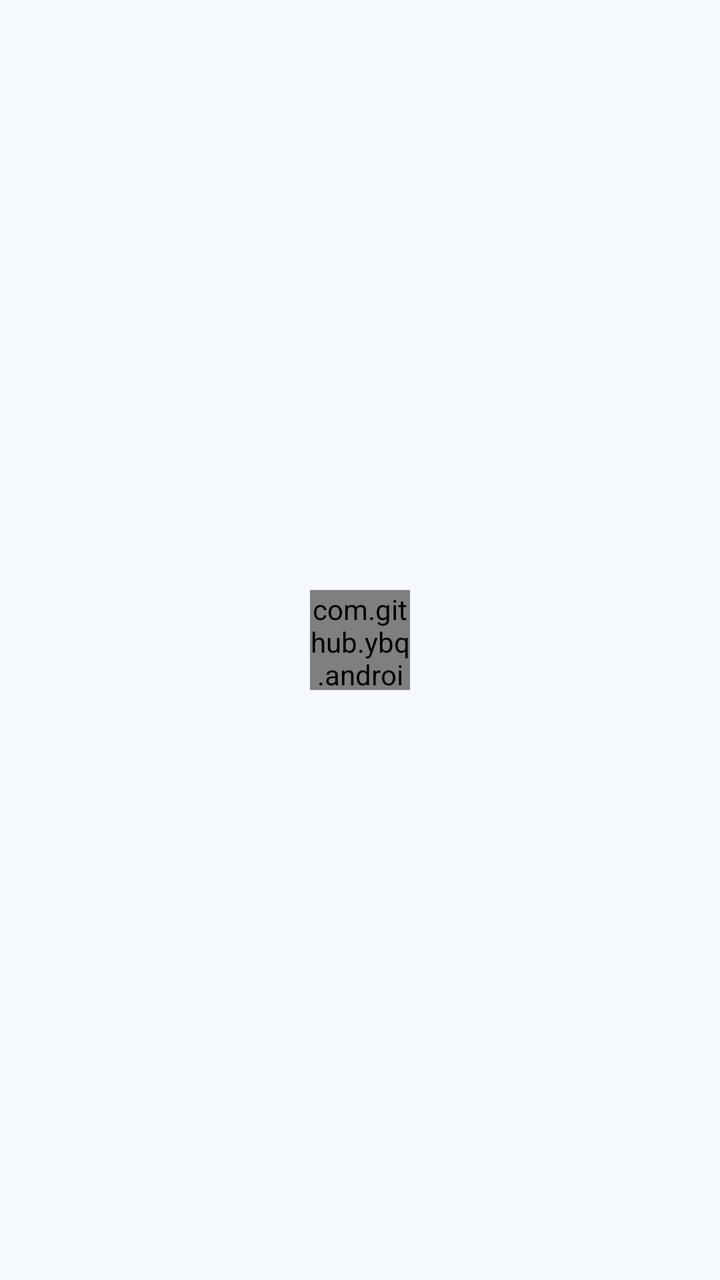
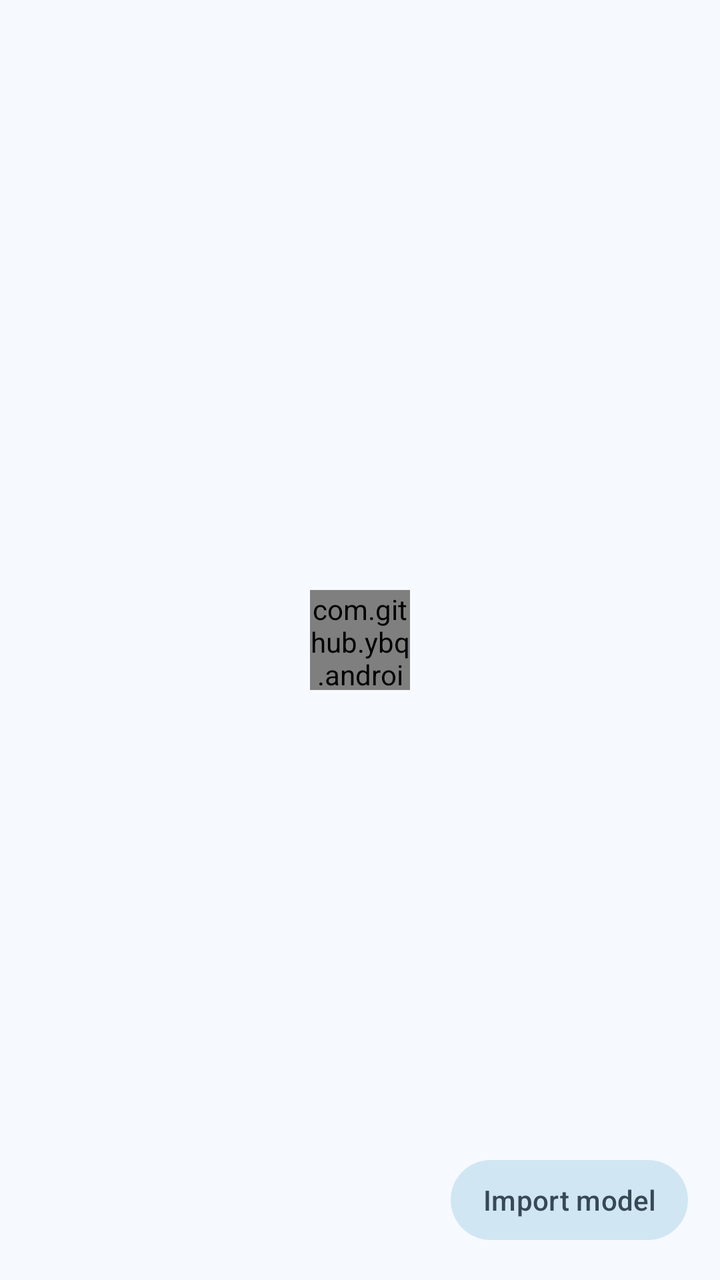

Compare the two renders of this Android layout. The source of the first and the diff that turns it into the second are given below.
<!-- AndroidManifest.xml: application theme AppTheme -->
<!-- res/layout/fragment_model_market.xml -->
<?xml version="1.0" encoding="utf-8"?>
<androidx.constraintlayout.widget.ConstraintLayout xmlns:android="http://schemas.android.com/apk/res/android"
    xmlns:app="http://schemas.android.com/apk/res-auto"
    xmlns:tools="http://schemas.android.com/tools"
    android:id="@+id/model_market_root_layout"
    android:layout_width="match_parent"
    android:layout_height="match_parent"
    tools:context=".modelmarket.ModelMarketFragment">

    <androidx.recyclerview.widget.RecyclerView
        android:id="@+id/model_market_recycler_view"
        android:layout_width="match_parent"
        android:layout_height="match_parent"
        android:clipToPadding="false"
        android:paddingBottom="8dp"
        android:visibility="gone"
        app:layout_constraintTop_toTopOf="parent"
        app:layout_constraintBottom_toBottomOf="parent"/>

    <com.github.ybq.android.spinkit.SpinKitView
        android:id="@+id/model_market_loading_view"
        android:layout_width="50dp"
        android:layout_height="50dp"
        style="@style/SpinKitView.Large.FadingCircle"
        app:SpinKit_Color="?attr/colorPrimary"
        app:layout_constraintTop_toTopOf="parent"
        app:layout_constraintBottom_toBottomOf="parent"
        app:layout_constraintStart_toStartOf="parent"
        app:layout_constraintEnd_toEndOf="parent" />

    <RelativeLayout
        android:id="@+id/model_market_failed_view"
        android:visibility="gone"
        android:layout_width="match_parent"
        android:layout_height="match_parent"
        app:layout_constraintTop_toTopOf="parent"
        app:layout_constraintBottom_toBottomOf="parent">
        
        <TextView
            android:id="@+id/tv_error_text"
            android:layout_width="wrap_content"
            android:layout_height="wrap_content"
            android:layout_marginStart="30dp"
            android:layout_marginEnd="30dp"
            android:layout_centerInParent="true"
            android:textSize="16sp"
            android:text="@string/loading_failed_click_tor_retry"/>
            
    </RelativeLayout>

    <RelativeLayout
        android:id="@+id/model_market_empty_view"
        android:visibility="gone"
        android:layout_width="wrap_content"
        android:layout_height="wrap_content"
        app:layout_constraintTop_toTopOf="parent"
        app:layout_constraintBottom_toBottomOf="parent"
        app:layout_constraintStart_toStartOf="parent"
        app:layout_constraintEnd_toEndOf="parent"
        tools:visibility="visible">
        
        <ImageView
            android:id="@+id/iv_no_filtered_models"
            android:layout_width="200dp"
            android:layout_height="200dp"
            app:srcCompat="@drawable/no_models"
            android:layout_centerHorizontal="true"
            app:tint="?colorOnSurfaceVariant"/>
        
        <TextView
            android:id="@+id/tv_no_filtered_models_title"
            android:layout_width="wrap_content"
            android:layout_height="wrap_content"
            android:layout_centerHorizontal="true"
            android:layout_below="@id/iv_no_filtered_models"
            android:layout_marginTop="-30dp"
            android:textSize="18sp"
            android:textStyle="bold"
            android:text="@string/no_filtered_models_title"/>
        
        <TextView
            android:id="@+id/tv_no_filtered_models_message"
            android:layout_width="wrap_content"
            android:layout_height="wrap_content"
            android:layout_centerHorizontal="true"
            android:layout_below="@id/tv_no_filtered_models_title"
            android:layout_margin="16dp"
            android:textSize="14sp"
            android:gravity="center"
            android:text="@string/no_filtered_models_message"/>
        
        <com.google.android.material.button.MaterialButton
            android:id="@+id/btn_clear_filters"
            android:layout_width="wrap_content"
            android:layout_height="wrap_content"
            style="@style/Widget.Material3.Button.OutlinedButton"
            android:layout_centerHorizontal="true"
            android:text="@string/clear_filters"
            android:layout_below="@id/tv_no_filtered_models_message"
            android:minWidth="150dp"
            />
            
    </RelativeLayout>

</androidx.constraintlayout.widget.ConstraintLayout>
<!-- resources referenced by this layout -->
<resources>
  <string name="clear_filters">Clear Filters</string>
  <string name="loading_failed_click_tor_retry">Loading failed: %1$s, click to retry</string>
  <string name="no_filtered_models_message">Try adjusting your filters to see more models, or clear all filters to see all available models.</string>
  <string name="no_filtered_models_title">No models match your filters</string>
  <color name="md_theme_primary">#2E65C2</color>
  <color name="md_theme_onPrimary">#FFFFFF</color>
  <color name="md_theme_primaryContainer">#e8f0fe</color>
  <color name="md_theme_onPrimaryContainer">#2f4578</color>
  <color name="md_theme_secondary">#4D616C</color>
  <color name="md_theme_onSecondary">#FFFFFF</color>
  <color name="md_theme_secondaryContainer">#D1E6F3</color>
  <color name="md_theme_onSecondaryContainer">#364954</color>
  <color name="md_theme_tertiary">#5F5A7D</color>
  <color name="md_theme_onTertiary">#FFFFFF</color>
  <color name="md_theme_tertiaryContainer">#E5DEFF</color>
  <color name="md_theme_onTertiaryContainer">#474364</color>
  <color name="md_theme_error">#BA1A1A</color>
  <color name="md_theme_onError">#FFFFFF</color>
  <color name="md_theme_errorContainer">#FFDAD6</color>
  <color name="md_theme_onErrorContainer">#93000A</color>
  <color name="md_theme_surface">#F6FAFE</color>
  <color name="md_theme_onBackground">#171C1F</color>
  <color name="md_theme_onSurface">#171C1F</color>
  <color name="md_theme_surfaceVariant">#DCE3E9</color>
  <color name="md_theme_onSurfaceVariant">#40484C</color>
  <color name="md_theme_outline">#71787D</color>
  <color name="md_theme_outlineVariant">#C0C7CD</color>
  <color name="md_theme_inverseSurface">#2C3134</color>
  <color name="md_theme_inverseOnSurface">#EDF1F5</color>
  <color name="md_theme_inversePrimary">#8ECFF2</color>
  <color name="md_theme_primaryFixed">#C1E8FF</color>
  <color name="md_theme_onPrimaryFixed">#001E2B</color>
  <color name="md_theme_primaryFixedDim">#8ECFF2</color>
  <color name="md_theme_onPrimaryFixedVariant">#004D67</color>
  <color name="md_theme_secondaryFixed">#D1E6F3</color>
  <color name="md_theme_onSecondaryFixed">#091E28</color>
  <color name="md_theme_secondaryFixedDim">#B5C9D7</color>
  <color name="md_theme_onSecondaryFixedVariant">#364954</color>
  <color name="md_theme_tertiaryFixed">#E5DEFF</color>
  <color name="md_theme_onTertiaryFixed">#1B1736</color>
  <color name="md_theme_tertiaryFixedDim">#C8C2EA</color>
  <color name="md_theme_onTertiaryFixedVariant">#474364</color>
  <color name="md_theme_surfaceDim">#D6DADE</color>
  <color name="md_theme_surfaceBright">#F6FAFE</color>
  <color name="md_theme_surfaceContainerLowest">#FFFFFF</color>
  <color name="md_theme_surfaceContainerLow">#F0F4F8</color>
  <color name="md_theme_surfaceContainer">#EAEEF2</color>
  <color name="md_theme_surfaceContainerHigh">#E5E9ED</color>
  <color name="md_theme_surfaceContainerHighest">#DFE3E7</color>
  <color name="colorCustomColor1">#166683</color>
  <color name="colorOnCustomColor1">#FFFFFF</color>
  <color name="colorCustomColor1Container">#C0E8FF</color>
  <color name="colorOnCustomColor1Container">#004D66</color>
  <color name="accentColor">#00855F</color>
  <style name="Widget.App.ProgressPieView" parent="">
          <item name="pie_fillColor">?attr/pieFillColor</item>
          <item name="pie_ringColor">?attr/pieRingColor</item>
          <item name="pie_ringWidth">2dp</item>
      </style>
  <!-- unchanged entries left out for length: 2 -->
</resources>

<!-- the commit's change to res/layout/fragment_model_market.xml (unified diff, before → after) -->
@@ -102,4 +102,18 @@
             
     </RelativeLayout>
 
+    
+    <com.google.android.material.button.MaterialButton
+        android:id="@+id/btn_import_model_market"
+        android:layout_width="wrap_content"
+        android:layout_height="wrap_content"
+        style="@style/Widget.Material3.Button.TonalButton"
+        android:text="@string/import_model"
+        android:paddingStart="16dp"
+        android:paddingEnd="16dp"
+        android:layout_margin="16dp"
+        app:layout_constraintBottom_toBottomOf="parent"
+        app:layout_constraintEnd_toEndOf="parent"
+        />
+
 </androidx.constraintlayout.widget.ConstraintLayout>
<!-- resource entries referenced after the edit -->
@@ -1,6 +1,7 @@
 <!-- resources referenced by this layout -->
 <resources>
   <string name="clear_filters">Clear Filters</string>
+  <string name="import_model">Import model</string>
   <string name="loading_failed_click_tor_retry">Loading failed: %1$s, click to retry</string>
   <string name="no_filtered_models_message">Try adjusting your filters to see more models, or clear all filters to see all available models.</string>
   <string name="no_filtered_models_title">No models match your filters</string>
